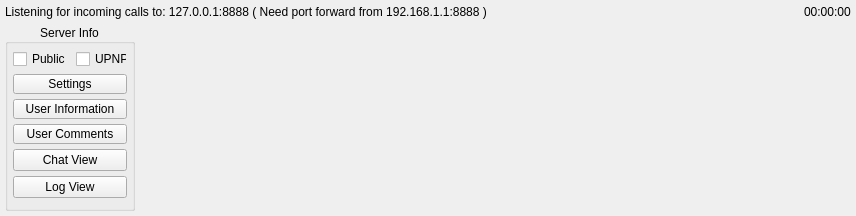
Old version of the form ui/widgets/remixwidget.ui in the repository StarixWoS/ReMix.
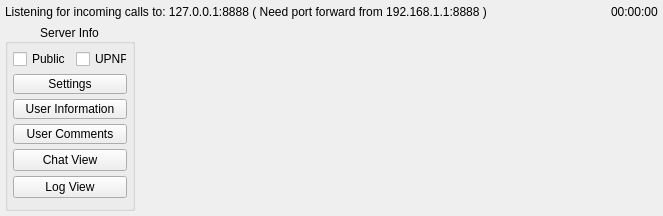
New version of the form.

Commit message:
Version 2.4.2:     Change:       * Added a port randomizing button to the server creation dialog in an effort to be more intuitive.       * Added more logging information from the UPNP class to the Logger UI.
    Bugfixes:
      * Fixed an oversight related to UPNP where the Modem or Router would only support certain lease times.

```diff
--- a/ui/widgets/remixwidget.ui
+++ b/ui/widgets/remixwidget.ui
@@ -6,8 +6,8 @@
    <rect>
     <x>0</x>
     <y>0</y>
-    <width>856</width>
-    <height>206</height>
+    <width>663</width>
+    <height>212</height>
    </rect>
   </property>
   <property name="minimumSize">
```
Left out of the diff: 206 changed lines with no effect on the pictures. The commit also changes 6 other files.
